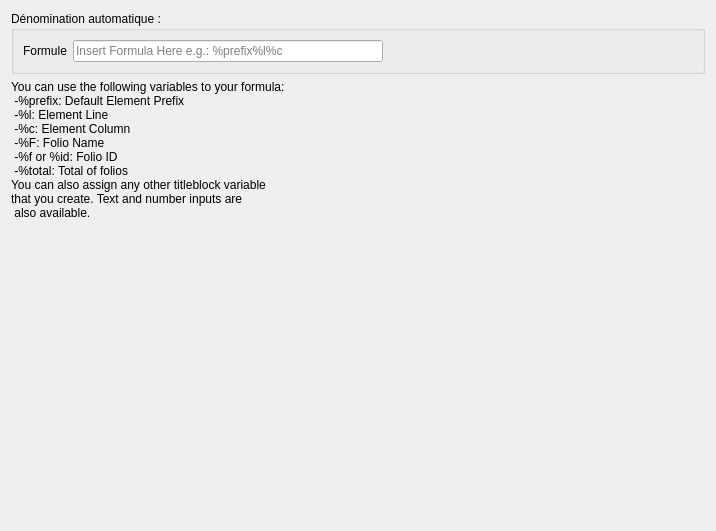
Old version of the form sources/autoNum/ui/formulaautonumberingw.ui in the repository qelectrotech/qelectrotech-source-mirror.
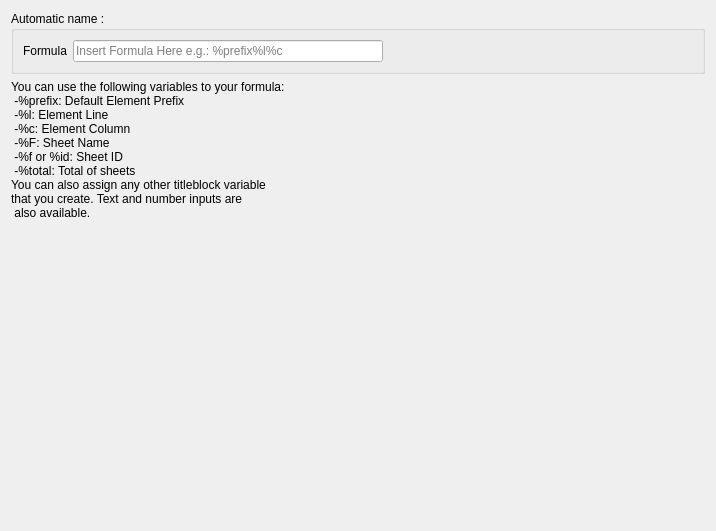
New version of the form.

The edit to the form file:
```diff
--- a/sources/autoNum/ui/formulaautonumberingw.ui
+++ b/sources/autoNum/ui/formulaautonumberingw.ui
@@ -38,7 +38,7 @@
       </sizepolicy>
      </property>
      <property name="title">
-      <string>Dénomination automatique :</string>
+      <string>Automatic name :</string>
      </property>
      <layout class="QHBoxLayout" name="horizontalLayout">
       <item>
@@ -50,7 +50,7 @@
          </sizepolicy>
         </property>
         <property name="text">
-         <string>Formule</string>
+         <string>Formula</string>
         </property>
        </widget>
       </item>
@@ -102,9 +102,9 @@
  -%prefix: Default Element Prefix
  -%l: Element Line
  -%c: Element Column
- -%F: Folio Name
- -%f or %id: Folio ID
- -%total: Total of folios
+ -%F: Sheet Name
+ -%f or %id: Sheet ID
+ -%total: Total of sheets
 You can also assign any other titleblock variable 
 that you create. Text and number inputs are
  also available.</string>
```
